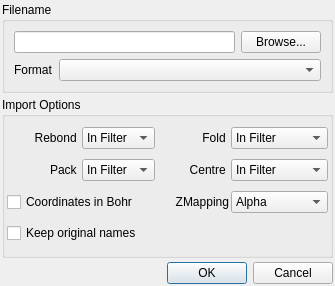
Old version of the form trunk/src/gui/loadmodel.ui in the repository trisyoungs/aten.
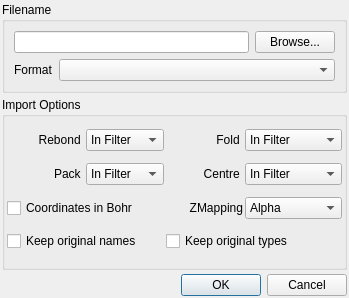
New version of the form. Icons and pictures are not drawn.

Commit message: Fixed - 'Keep original names' in the load model dialog was not updated to reflect the current option status. Added 'Keep original types' control to the load model dialog.

The edit to the form file:
```diff
--- a/trunk/src/gui/loadmodel.ui
+++ b/trunk/src/gui/loadmodel.ui
@@ -8,8 +8,8 @@
    <rect>
     <x>0</x>
     <y>0</y>
-    <width>335</width>
-    <height>286</height>
+    <width>349</width>
+    <height>298</height>
    </rect>
   </property>
   <property name="sizePolicy">
@@ -324,6 +324,16 @@
           </property>
          </widget>
         </item>
+        <item row="3" column="2" colspan="2">
+         <widget class="QCheckBox" name="KeepTypesCheck">
+          <property name="toolTip">
+           <string>Keep and fix types on atoms</string>
+          </property>
+          <property name="text">
+           <string>Keep original types</string>
+          </property>
+         </widget>
+        </item>
        </layout>
       </item>
      </layout>
```
Left out of the diff: 1 changed line with no effect on the pictures. The commit also changes 8 other files.
